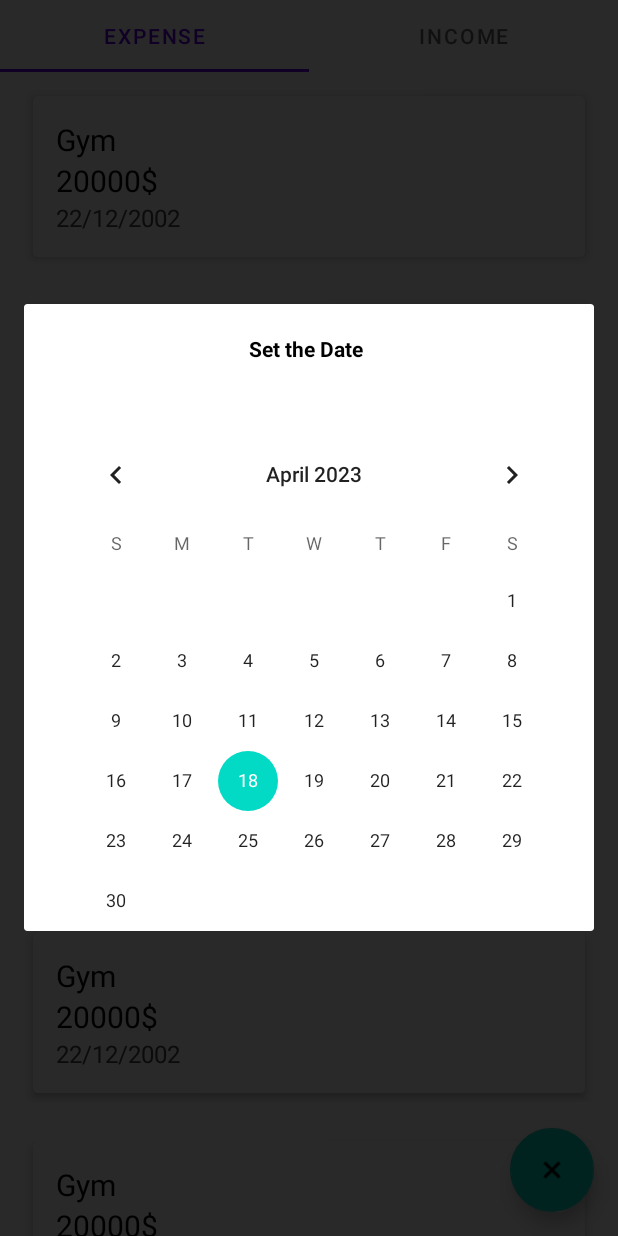
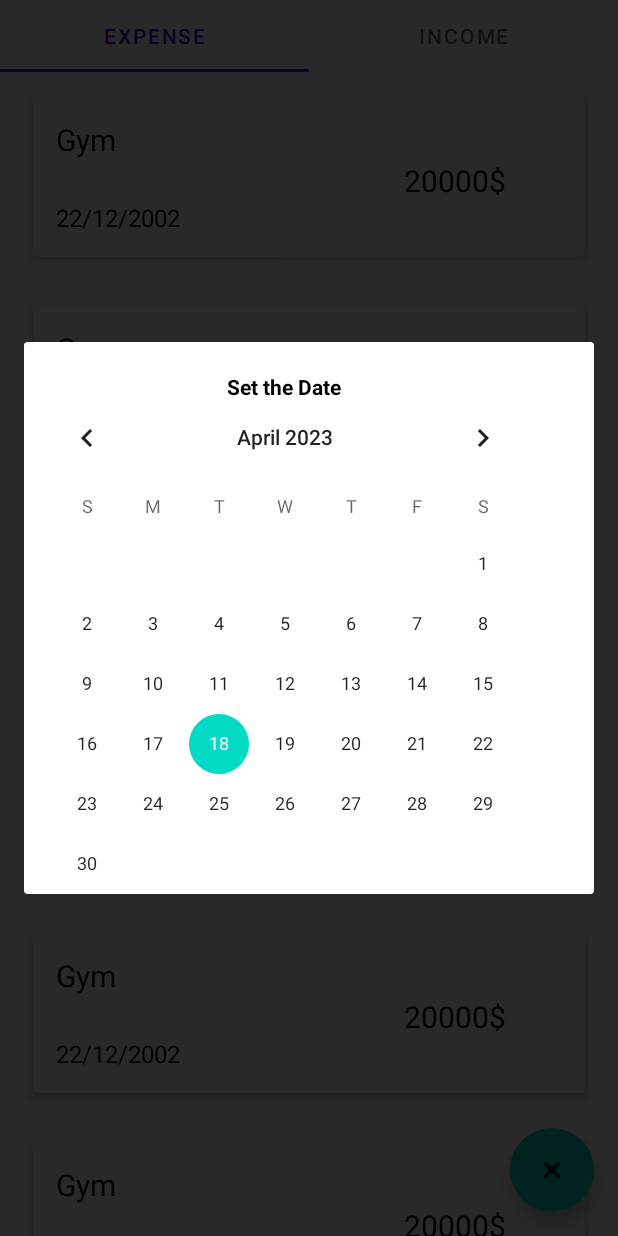
Before and after one commit to qTronor/My_money_moment, an Android app: the screen it shows after launch (MainActivity), after a tap on "Calendar icon", on a phone screen of 412 x 824 dp. Run offline under Robolectric (Android 15) with nearby library versions, the phone set to English and light mode, and no system bars; 1 other tap on this screen came first.

Commit message:
New design of add_dialog

```diff
--- a/app/src/main/java/com/example/my_mone_moment/fragments/Fragment1.java
+++ b/app/src/main/java/com/example/my_mone_moment/fragments/Fragment1.java
@@ -5,6 +5,7 @@ import android.os.Bundle;
 import android.view.LayoutInflater;
 import android.view.View;
 import android.view.ViewGroup;
+import android.widget.Button;
 import android.widget.CalendarView;
 import android.widget.DatePicker;
 import android.widget.ImageButton;
@@ -31,7 +32,8 @@ import java.util.Calendar;
 public class Fragment1 extends Fragment {
 
     boolean isRotateFloatBtn = false;
-    TextView add_text, cancel_text, date_text;
+    TextView date_text;
+    Button add_text, cancel_text;
     ImageButton calendarBtn;
     CalendarView calendarView;
 
@@ -42,27 +44,25 @@ public class Fragment1 extends Fragment {
         Dialog dialog = new Dialog(this.getContext());
 
         FloatingActionButton fab = view.findViewById(R.id.floatingActionButton1);
-                fab.setOnClickListener(new View.OnClickListener() {
-            @Override
-            public void onClick(View view) {
-                isRotateFloatBtn = ViewAnimation.rotateFab(view, !isRotateFloatBtn);
+                fab.setOnClickListener(view1 -> {
+                    isRotateFloatBtn = ViewAnimation.rotateFab(view1, !isRotateFloatBtn);
 
                     dialog.setContentView(R.layout.dialog_add);
                     dialog.getWindow().setLayout(ViewGroup.LayoutParams.MATCH_PARENT, ViewGroup.LayoutParams.WRAP_CONTENT);
                     dialog.setCancelable(false);
                     dialog.getWindow().getAttributes().windowAnimations = R.style.animation;
 
-                add_text = dialog.findViewById(R.id.add_text);
-                cancel_text = dialog.findViewById(R.id.cancel_text);
+                    add_text = dialog.findViewById(R.id.addBtn);
+                    cancel_text = dialog.findViewById(R.id.cancelBtn);
                     date_text = dialog.findViewById(R.id.date_text);
                     calendarBtn = dialog.findViewById(R.id.calendarBtn);
 
                     add_text.setOnClickListener(new View.OnClickListener() {
                         @Override
-                    public void onClick(View view) {
+                        public void onClick(View view1) {
                             dialog.dismiss();
-                        Toast.makeText(getContext(), "Expence added", Toast.LENGTH_SHORT).show();
-                        isRotateFloatBtn = ViewAnimation.rotateFab(view, !isRotateFloatBtn);
+                            Toast.makeText(getContext(), "Expense added", Toast.LENGTH_SHORT).show();
+                            isRotateFloatBtn = ViewAnimation.rotateFab(view1, !isRotateFloatBtn);
                         }
                     });
                     cancel_text.setOnClickListener(new View.OnClickListener() {
@@ -70,7 +70,7 @@ public class Fragment1 extends Fragment {
                         public void onClick(View v) {
                             dialog.dismiss();
                             Toast.makeText(getContext(), "Cancel clicked", Toast.LENGTH_SHORT).show();
-                        isRotateFloatBtn = ViewAnimation.rotateFab(view, !isRotateFloatBtn);
+                            isRotateFloatBtn = ViewAnimation.rotateFab(view1, !isRotateFloatBtn);
                         }
                     });
                     dialog.show();
@@ -78,7 +78,7 @@ public class Fragment1 extends Fragment {
                     calendarBtn.setOnClickListener(new View.OnClickListener() {
 
                         @Override
-                    public void onClick(View view) {
+                        public void onClick(View view1) {
                            Dialog dialog1 = new Dialog(getContext());
                            CalendarView calendarView;
 
@@ -94,33 +94,21 @@ public class Fragment1 extends Fragment {
                                             new CalendarView
                                                     .OnDateChangeListener() {
                                                 @Override
-
-                                            // In this Listener have one method
-                                            // and in this method we will
-                                            // get the value of DAYS, MONTH, YEARS
                                                 public void onSelectedDayChange(
-                                                    @NonNull CalendarView view,
+                                                        @NonNull CalendarView view1,
                                                         int year,
                                                         int month,
                                                         int dayOfMonth)
                                                 {
-
-                                                // Store the value of date with
-                                                // format in String type Variable
-                                                // Add 1 in month because month
-                                                // index is start with 0
                                                     String Date = dayOfMonth + "/" + (month + 1) + "/" + year;
-
-                                                // set this date in TextView for Display
                                                     date_text.setText(Date);
-                                                Toast.makeText(getContext(), "Date", Toast.LENGTH_SHORT).show();
+                                                    Toast.makeText(getContext(), "Date picked", Toast.LENGTH_SHORT).show();
                                                     dialog1.dismiss();
                                                 }
                                             });
                             dialog1.show();
                         }
                     });
-            }
                 });
 
         return view;
--- a/app/src/main/res/layout/calendar_view.xml
+++ b/app/src/main/res/layout/calendar_view.xml
@@ -3,29 +3,32 @@
     xmlns:android="http://schemas.android.com/apk/res/android"
     xmlns:app="http://schemas.android.com/apk/res-auto"
     xmlns:tools="http://schemas.android.com/tools"
-    android:layout_width="match_parent"
-    android:layout_height="match_parent"
+    android:layout_width="wrap_content"
+    android:layout_height="wrap_content"
     tools:context=".MainActivity">
 
     <!-- Add TextView to display the date -->
+
+    <!-- Add CalendarView to display the Calendar -->
+
     <TextView
         android:id="@+id/date_view"
         android:layout_width="wrap_content"
         android:layout_height="wrap_content"
-        android:layout_marginLeft="150dp"
+        android:layout_marginLeft="135dp"
         android:layout_marginTop="20dp"
+        android:gravity="center"
         android:text="Set the Date"
         android:textColor="@android:color/background_dark"
         android:textStyle="bold" />
 
-    <!-- Add CalendarView to display the Calendar -->
     <CalendarView
         android:id="@+id/calendar"
-        android:layout_marginTop="80dp"
-        android:layout_marginLeft="19dp"
         android:layout_width="wrap_content"
-        android:layout_height="wrap_content">
-    </CalendarView>
+        android:layout_height="wrap_content"
+        android:layout_marginLeft="0dp"
+        android:layout_marginTop="30dp"
+        android:foregroundGravity="center"></CalendarView>
 
 
 </RelativeLayout>
--- a/app/src/main/res/layout/dialog_add.xml
+++ b/app/src/main/res/layout/dialog_add.xml
@@ -1,80 +1,83 @@
 <?xml version="1.0" encoding="utf-8"?>
-<LinearLayout xmlns:android="http://schemas.android.com/apk/res/android"
-    android:layout_width="wrap_content"
-    android:layout_height="wrap_content"
-    android:orientation="vertical">
+<androidx.constraintlayout.widget.ConstraintLayout xmlns:android="http://schemas.android.com/apk/res/android"
+    xmlns:app="http://schemas.android.com/apk/res-auto"
+    xmlns:tools="http://schemas.android.com/tools"
+    android:layout_width="match_parent"
+    android:layout_height="300dp">
+
 
     <EditText
         android:id="@+id/name"
         android:layout_width="match_parent"
-        android:layout_height="wrap_content"
-        android:layout_marginLeft="4dp"
-        android:layout_marginTop="16dp"
-        android:layout_marginRight="4dp"
-        android:layout_marginBottom="4dp"
+        android:layout_height="50dp"
         android:hint="@string/name"
-        android:inputType="text" />
+        android:inputType="text"
+        app:layout_constraintBottom_toBottomOf="parent"
+        app:layout_constraintTop_toTopOf="parent"
+        app:layout_constraintVertical_bias="0.0"
+        tools:layout_editor_absoluteX="0dp" />
 
     <EditText
         android:id="@+id/amount"
         android:layout_width="match_parent"
-        android:layout_height="wrap_content"
-        android:layout_marginLeft="4dp"
+        android:layout_height="50dp"
         android:layout_marginTop="4dp"
-        android:layout_marginRight="4dp"
-        android:layout_marginBottom="16dp"
         android:fontFamily="sans-serif"
         android:hint="@string/amount"
-        android:inputType="number" />
+        android:inputType="number"
+        app:layout_constraintTop_toBottomOf="@+id/name"
+        tools:layout_editor_absoluteX="0dp" />
 
     <EditText
         android:id="@+id/date_text"
         android:layout_width="match_parent"
-        android:layout_height="wrap_content"
-        android:layout_marginLeft="4dp"
+        android:layout_height="50dp"
         android:layout_marginTop="4dp"
-        android:layout_marginRight="4dp"
-        android:layout_marginBottom="16dp"
         android:fontFamily="sans-serif"
         android:hint="@string/date"
-        android:inputType="text" />
-
+        android:inputType="date|text"
+        app:layout_constraintTop_toBottomOf="@+id/amount"
+        tools:layout_editor_absoluteX="0dp" />
 
     <ImageButton
         android:id="@+id/calendarBtn"
         android:layout_width="60dp"
         android:layout_height="60dp"
-        android:contentDescription="Calendar icon"
+        android:layout_marginTop="8dp"
+        android:layout_marginEnd="16dp"
+        android:contentDescription="@string/calendar_icon"
+
         android:scaleType="center"
-        android:src="@drawable/ic_calendar_foreground" />
+        android:src="@drawable/ic_calendar_foreground"
+        app:layout_constraintEnd_toEndOf="parent"
+        app:layout_constraintTop_toBottomOf="@+id/date_text" />
 
     <RelativeLayout
-        android:layout_width="wrap_content"
-        android:layout_height="wrap_content"
+        android:layout_width="match_parent"
+        android:layout_height="50dp"
         android:layout_centerHorizontal="true"
-        android:layout_margin="15dp">
+        android:layout_margin="10dp"
+        app:layout_constraintBottom_toBottomOf="parent"
+        app:layout_constraintEnd_toEndOf="parent"
+        app:layout_constraintStart_toStartOf="parent">
 
-        <TextView
-            android:id="@+id/add_text"
-            android:layout_width="wrap_content"
-            android:layout_height="wrap_content"
-            android:layout_marginRight="100dp"
-            android:text="Add"
-            android:textColor="#3F51B5"
-            android:textSize="30sp"
-            android:textStyle="bold" />
+        <Button
+            android:id="@+id/cancelBtn"
+            android:layout_width="185dp"
+            android:layout_height="match_parent"
+            android:layout_alignParentEnd="true"
+            android:layout_marginStart="195dp"
+            android:layout_marginEnd="0dp"
+            android:text="@string/cancel_btn" />
 
-        <TextView
-            android:id="@+id/cancel_text"
-            android:layout_width="wrap_content"
-            android:layout_height="wrap_content"
-            android:layout_marginStart="30dp"
-            android:layout_marginLeft="100dp"
-            android:layout_toRightOf="@id/add_text"
-            android:text="Cancel"
-            android:textColor="#FF0000"
-            android:textSize="30sp"
-            android:textStyle="bold" />
+        <Button
+            android:id="@+id/addBtn"
+            android:layout_width="185dp"
+            android:layout_height="match_parent"
+            android:layout_alignParentStart="true"
+            android:layout_marginStart="0dp"
+            android:layout_marginEnd="185dp"
+            android:text="@string/add_btn" />
     </RelativeLayout>
 
-</LinearLayout>
+</androidx.constraintlayout.widget.ConstraintLayout>
--- a/app/src/main/res/layout/items_list.xml
+++ b/app/src/main/res/layout/items_list.xml
@@ -1,6 +1,6 @@
 <?xml version="1.0" encoding="utf-8"?>
 <!--LinearLayout orientation horizontal -->
-<LinearLayout
+<androidx.coordinatorlayout.widget.CoordinatorLayout
     xmlns:android="http://schemas.android.com/apk/res/android"
     xmlns:tools="http://schemas.android.com/tools"
     xmlns:app="http://schemas.android.com/apk/res-auto"
@@ -33,7 +33,7 @@
             <!--TextView for displaying Name -->
             <TextView
                 android:id="@+id/tvName"
-                android:layout_width="wrap_content"
+                android:layout_width="match_parent"
                 android:layout_height="wrap_content"
                 android:textColor="@android:color/black"
                 android:textSize="20sp"
@@ -42,8 +42,9 @@
             <!--TextView for displaying Value -->
             <TextView
                 android:id="@+id/tvValue"
-                android:layout_width="339dp"
+                android:layout_width="300dp"
                 android:layout_height="wrap_content"
+                android:gravity="end"
                 android:textColor="@android:color/black"
                 android:textSize="20sp"
                 tools:text="Value" />
@@ -54,8 +55,7 @@
                 android:id="@+id/tvDate"
                 android:layout_width="match_parent"
                 android:layout_height="wrap_content"
-                android:layout_weight="1"
-                android:textColor="#454545"
+                android:textColor="@android:color/black"
                 android:textSize="16sp"
                 tools:text="Date" />
 
@@ -63,4 +63,4 @@
 
     </androidx.cardview.widget.CardView>
 
-</LinearLayout>
+</androidx.coordinatorlayout.widget.CoordinatorLayout>
--- a/app/src/main/res/values/strings.xml
+++ b/app/src/main/res/values/strings.xml
@@ -16,4 +16,7 @@
     <string name="amount">Amount</string>
     <string name="name">Name</string>
     <string name="date">Date</string>
+    <string name="calendar_icon">Calendar icon</string>
+    <string name="cancel_btn">Cancel</string>
+    <string name="add_btn">Add</string>
 </resources>
```
Lines whose indentation alone changed are shown as unchanged.
